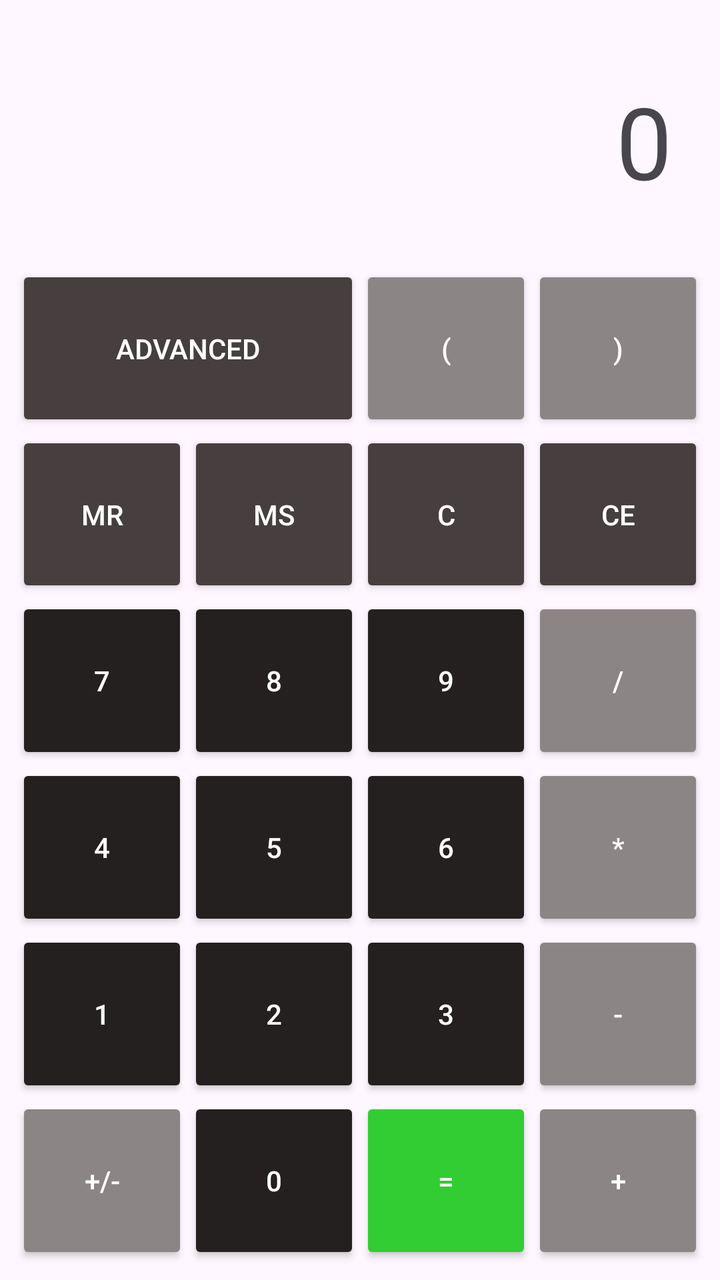
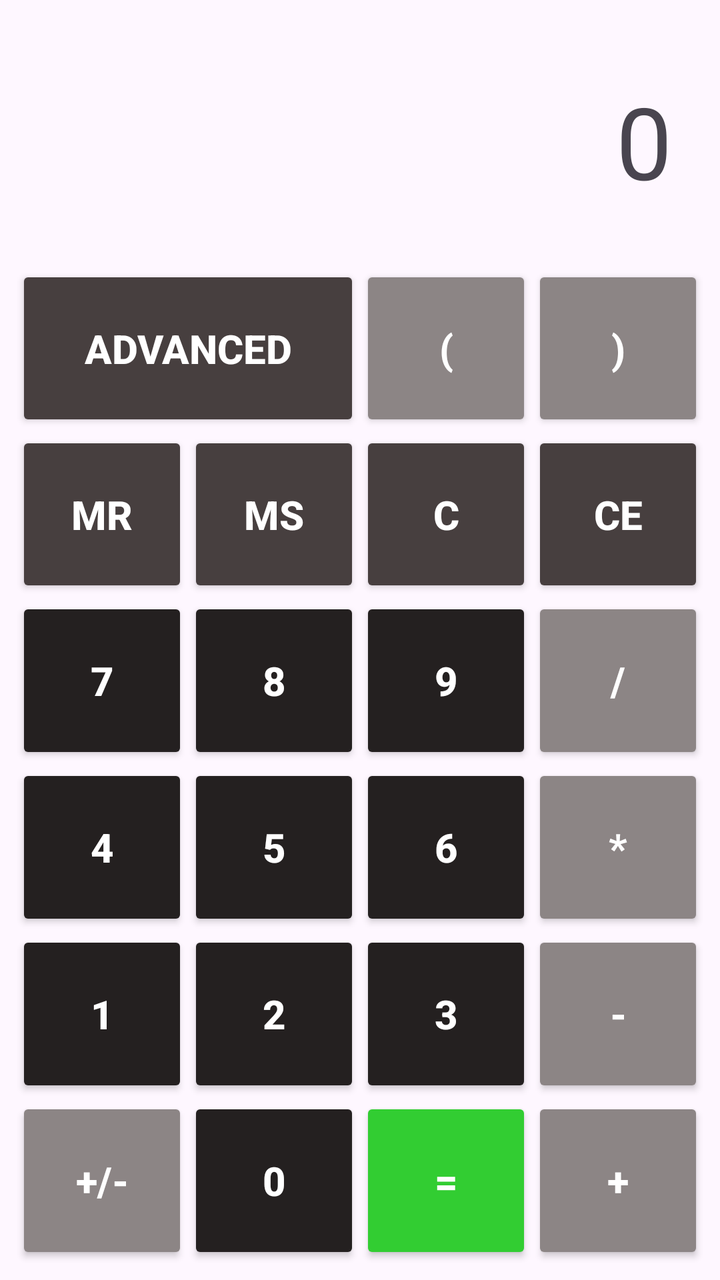

Compare the two renders of this Android layout. The source of the first and the diff that turns it into the second are given below.
<!-- AndroidManifest.xml: application theme Theme.Calculator -->
<!-- res/layout/activity_main.xml -->
<?xml version="1.0" encoding="utf-8"?>
<GridLayout
    xmlns:android="http://schemas.android.com/apk/res/android"
    android:id="@+id/main"
    android:layout_width="match_parent"
    android:layout_height="match_parent"
    android:rowCount="8"
    android:columnCount="4"
    android:padding="8dp">

    
    <TextView
        android:id="@+id/display"
        android:layout_row="0"
        android:layout_column="0"
        android:layout_columnSpan="4"
        android:layout_width="0dp"
        android:layout_height="0dp"
        android:layout_rowWeight="1.5"
        android:layout_columnWeight="1"
        android:text="0"
        android:textSize="50sp"
        android:singleLine="true"
        android:ellipsize="start"
        android:gravity="end|center_vertical"
        android:padding="16dp" />

    
    <Button
        android:id="@+id/advanced"
        android:layout_row="1"
        android:layout_column="0"
        android:layout_columnSpan="2"
        android:layout_width="0dp"
        android:layout_height="0dp"
        android:layout_rowWeight="1"
        android:layout_columnWeight="1"
        android:textColor="@android:color/white"
        android:backgroundTint="@color/operations_dark"
        android:text="ADVANCED" />

    <Button
        android:id="@+id/leftBracket"
        android:layout_row="1"
        android:layout_column="2"
        android:layout_width="0dp"
        android:layout_height="0dp"
        android:layout_rowWeight="1"
        android:layout_columnWeight="1"
        android:textColor="@android:color/white"
        android:backgroundTint="@color/operations_light"
        android:text="(" />

    <Button
        android:id="@+id/rightBracket"
        android:layout_row="1"
        android:layout_column="3"
        android:layout_width="0dp"
        android:layout_height="0dp"
        android:layout_rowWeight="1"
        android:layout_columnWeight="1"
        android:textColor="@android:color/white"
        android:backgroundTint="@color/operations_light"
        android:text=")" />

    
    <Button
        android:id="@+id/mr"
        android:layout_row="2"
        android:layout_column="0"
        android:layout_width="0dp"
        android:layout_height="0dp"
        android:layout_rowWeight="1"
        android:layout_columnWeight="1"
        android:textColor="@android:color/white"
        android:backgroundTint="@color/operations_dark"
        android:text="MR" />

    <Button
        android:id="@+id/ms"
        android:layout_row="2"
        android:layout_column="1"
        android:layout_width="0dp"
        android:layout_height="0dp"
        android:layout_rowWeight="1"
        android:layout_columnWeight="1"
        android:textColor="@android:color/white"
        android:backgroundTint="@color/operations_dark"
        android:text="MS" />

    <Button
        android:id="@+id/c"
        android:layout_row="2"
        android:layout_column="2"
        android:layout_width="0dp"
        android:layout_height="0dp"
        android:layout_rowWeight="1"
        android:layout_columnWeight="1"
        android:textColor="@android:color/white"
        android:backgroundTint="@color/operations_dark"
        android:text="C" />

    <Button
        android:id="@+id/ce"
        android:layout_row="2"
        android:layout_column="3"
        android:layout_width="0dp"
        android:layout_height="0dp"
        android:layout_rowWeight="1"
        android:layout_columnWeight="1"
        android:textColor="@android:color/white"
        android:backgroundTint="@color/operations_dark"
        android:text="CE" />

    
    <Button
        android:id="@+id/seven"
        android:layout_row="3"
        android:layout_column="0"
        android:layout_width="0dp"
        android:layout_height="0dp"
        android:layout_rowWeight="1"
        android:layout_columnWeight="1"
        android:textColor="@android:color/white"
        android:backgroundTint="@color/numbers"
        android:text="7" />

    <Button
        android:id="@+id/eight"
        android:layout_row="3"
        android:layout_column="1"
        android:layout_width="0dp"
        android:layout_height="0dp"
        android:layout_rowWeight="1"
        android:layout_columnWeight="1"
        android:textColor="@android:color/white"
        android:backgroundTint="@color/numbers"
        android:text="8" />

    <Button
        android:id="@+id/nine"
        android:layout_row="3"
        android:layout_column="2"
        android:layout_width="0dp"
        android:layout_height="0dp"
        android:layout_rowWeight="1"
        android:layout_columnWeight="1"
        android:textColor="@android:color/white"
        android:backgroundTint="@color/numbers"
        android:text="9" />

    <Button
        android:id="@+id/division"
        android:layout_row="3"
        android:layout_column="3"
        android:layout_width="0dp"
        android:layout_height="0dp"
        android:layout_rowWeight="1"
        android:layout_columnWeight="1"
        android:textColor="@android:color/white"
        android:backgroundTint="@color/operations_light"
        android:text="/" />

    
    <Button
        android:id="@+id/four"
        android:layout_row="4"
        android:layout_column="0"
        android:layout_width="0dp"
        android:layout_height="0dp"
        android:layout_rowWeight="1"
        android:layout_columnWeight="1"
        android:textColor="@android:color/white"
        android:backgroundTint="@color/numbers"
        android:text="4" />

    <Button
        android:id="@+id/five"
        android:layout_row="4"
        android:layout_column="1"
        android:layout_width="0dp"
        android:layout_height="0dp"
        android:layout_rowWeight="1"
        android:layout_columnWeight="1"
        android:textColor="@android:color/white"
        android:backgroundTint="@color/numbers"
        android:text="5" />

    <Button
        android:id="@+id/six"
        android:layout_row="4"
        android:layout_column="2"
        android:layout_width="0dp"
        android:layout_height="0dp"
        android:layout_rowWeight="1"
        android:layout_columnWeight="1"
        android:textColor="@android:color/white"
        android:backgroundTint="@color/numbers"
        android:text="6" />

    <Button
        android:id="@+id/multiply"
        android:layout_row="4"
        android:layout_column="3"
        android:layout_width="0dp"
        android:layout_height="0dp"
        android:layout_rowWeight="1"
        android:layout_columnWeight="1"
        android:textColor="@android:color/white"
        android:backgroundTint="@color/operations_light"
        android:text="*" />

    
    <Button
        android:id="@+id/one"
        android:layout_row="5"
        android:layout_column="0"
        android:layout_width="0dp"
        android:layout_height="0dp"
        android:layout_rowWeight="1"
        android:layout_columnWeight="1"
        android:textColor="@android:color/white"
        android:backgroundTint="@color/numbers"
        android:text="1" />

    <Button
        android:id="@+id/two"
        android:layout_row="5"
        android:layout_column="1"
        android:layout_width="0dp"
        android:layout_height="0dp"
        android:layout_rowWeight="1"
        android:layout_columnWeight="1"
        android:textColor="@android:color/white"
        android:backgroundTint="@color/numbers"
        android:text="2" />

    <Button
        android:id="@+id/three"
        android:layout_row="5"
        android:layout_column="2"
        android:layout_width="0dp"
        android:layout_height="0dp"
        android:layout_rowWeight="1"
        android:layout_columnWeight="1"
        android:textColor="@android:color/white"
        android:backgroundTint="@color/numbers"
        android:text="3" />

    <Button
        android:id="@+id/minus"
        android:layout_row="5"
        android:layout_column="3"
        android:layout_width="0dp"
        android:layout_height="0dp"
        android:layout_rowWeight="1"
        android:layout_columnWeight="1"
        android:textColor="@android:color/white"
        android:backgroundTint="@color/operations_light"
        android:text="-" />

    
    <Button
        android:id="@+id/pm"
        android:layout_row="6"
        android:layout_column="0"
        android:layout_width="0dp"
        android:layout_height="0dp"
        android:layout_rowWeight="1"
        android:layout_columnWeight="1"
        android:textColor="@android:color/white"
        android:backgroundTint="@color/operations_light"
        android:text="+/-" />

    <Button
        android:id="@+id/zero"
        android:layout_row="6"
        android:layout_column="1"
        android:layout_width="0dp"
        android:layout_height="0dp"
        android:layout_rowWeight="1"
        android:layout_columnWeight="1"
        android:textColor="@android:color/white"
        android:backgroundTint="@color/numbers"
        android:text="0" />

    <Button
        android:id="@+id/equal"
        android:layout_row="6"
        android:layout_column="2"
        android:layout_width="0dp"
        android:layout_height="0dp"
        android:layout_rowWeight="1"
        android:layout_columnWeight="1"
        android:textColor="@android:color/white"
        android:backgroundTint="@color/equals"
        android:text="=" />

    <Button
        android:id="@+id/plus"
        android:layout_row="6"
        android:layout_column="3"
        android:layout_width="0dp"
        android:layout_height="0dp"
        android:layout_rowWeight="1"
        android:layout_columnWeight="1"
        android:textColor="@android:color/white"
        android:backgroundTint="@color/operations_light"
        android:text="+" />

    
    <Button
        android:id="@+id/sin"
        android:layout_row="7"
        android:layout_column="0"
        android:layout_width="0dp"
        android:layout_height="0dp"
        android:layout_rowWeight="1"
        android:layout_columnWeight="1"
        android:textColor="@android:color/white"
        android:text="sin"
        android:backgroundTint="@color/operations_light"
        android:visibility="gone" />

    <Button
        android:id="@+id/cos"
        android:layout_row="7"
        android:layout_column="1"
        android:layout_width="0dp"
        android:layout_height="0dp"
        android:layout_rowWeight="1"
        android:layout_columnWeight="1"
        android:textColor="@android:color/white"
        android:text="cos"
        android:backgroundTint="@color/operations_light"
        android:visibility="gone" />

    <Button
        android:id="@+id/tan"
        android:layout_row="7"
        android:layout_column="2"
        android:layout_width="0dp"
        android:layout_height="0dp"
        android:layout_rowWeight="1"
        android:layout_columnWeight="1"
        android:textColor="@android:color/white"
        android:text="tan"
        android:backgroundTint="@color/operations_light"
        android:visibility="gone" />

    <Button
        android:id="@+id/sqrt"
        android:layout_row="7"
        android:layout_column="3"
        android:layout_width="0dp"
        android:layout_height="0dp"
        android:layout_rowWeight="1"
        android:layout_columnWeight="1"
        android:textColor="@android:color/white"
        android:text="√"
        android:backgroundTint="@color/operations_light"
        android:visibility="gone" />

</GridLayout>
<!-- resources referenced by this layout -->
<resources>
  <color name="equals">#32CD32</color>
  <color name="numbers">#242020</color>
  <color name="operations_dark">#473F3F</color>
  <color name="operations_light">#8C8585</color>
  <style name="Theme.Calculator" parent="Base.Theme.Calculator" />
  <style name="Base.Theme.Calculator" parent="Theme.Material3.DayNight.NoActionBar">
          
          
      </style>
</resources>

<!-- the commit's change to res/layout/activity_main.xml (unified diff, before → after) -->
@@ -35,6 +35,8 @@
         android:layout_height="0dp"
         android:layout_rowWeight="1"
         android:layout_columnWeight="1"
+        android:textStyle="bold"
+        android:textSize="20sp"
         android:textColor="@android:color/white"
         android:backgroundTint="@color/operations_dark"
         android:text="ADVANCED" />
@@ -47,6 +49,8 @@
         android:layout_height="0dp"
         android:layout_rowWeight="1"
         android:layout_columnWeight="1"
+        android:textStyle="bold"
+        android:textSize="20sp"
         android:textColor="@android:color/white"
         android:backgroundTint="@color/operations_light"
         android:text="(" />
@@ -59,6 +63,8 @@
         android:layout_height="0dp"
         android:layout_rowWeight="1"
         android:layout_columnWeight="1"
+        android:textStyle="bold"
+        android:textSize="20sp"
         android:textColor="@android:color/white"
         android:backgroundTint="@color/operations_light"
         android:text=")" />
@@ -72,6 +78,8 @@
         android:layout_height="0dp"
         android:layout_rowWeight="1"
         android:layout_columnWeight="1"
+        android:textStyle="bold"
+        android:textSize="20sp"
         android:textColor="@android:color/white"
         android:backgroundTint="@color/operations_dark"
         android:text="MR" />
@@ -84,6 +92,8 @@
         android:layout_height="0dp"
         android:layout_rowWeight="1"
         android:layout_columnWeight="1"
+        android:textStyle="bold"
+        android:textSize="20sp"
         android:textColor="@android:color/white"
         android:backgroundTint="@color/operations_dark"
         android:text="MS" />
@@ -96,6 +106,8 @@
         android:layout_height="0dp"
         android:layout_rowWeight="1"
         android:layout_columnWeight="1"
+        android:textStyle="bold"
+        android:textSize="20sp"
         android:textColor="@android:color/white"
         android:backgroundTint="@color/operations_dark"
         android:text="C" />
@@ -108,6 +120,8 @@
         android:layout_height="0dp"
         android:layout_rowWeight="1"
         android:layout_columnWeight="1"
+        android:textStyle="bold"
+        android:textSize="20sp"
         android:textColor="@android:color/white"
         android:backgroundTint="@color/operations_dark"
         android:text="CE" />
@@ -121,6 +135,8 @@
         android:layout_height="0dp"
         android:layout_rowWeight="1"
         android:layout_columnWeight="1"
+        android:textStyle="bold"
+        android:textSize="20sp"
         android:textColor="@android:color/white"
         android:backgroundTint="@color/numbers"
         android:text="7" />
@@ -133,6 +149,8 @@
         android:layout_height="0dp"
         android:layout_rowWeight="1"
         android:layout_columnWeight="1"
+        android:textStyle="bold"
+        android:textSize="20sp"
         android:textColor="@android:color/white"
         android:backgroundTint="@color/numbers"
         android:text="8" />
@@ -145,6 +163,8 @@
         android:layout_height="0dp"
         android:layout_rowWeight="1"
         android:layout_columnWeight="1"
+        android:textStyle="bold"
+        android:textSize="20sp"
         android:textColor="@android:color/white"
         android:backgroundTint="@color/numbers"
         android:text="9" />
@@ -157,6 +177,8 @@
         android:layout_height="0dp"
         android:layout_rowWeight="1"
         android:layout_columnWeight="1"
+        android:textStyle="bold"
+        android:textSize="20sp"
         android:textColor="@android:color/white"
         android:backgroundTint="@color/operations_light"
         android:text="/" />
@@ -170,6 +192,8 @@
         android:layout_height="0dp"
         android:layout_rowWeight="1"
         android:layout_columnWeight="1"
+        android:textStyle="bold"
+        android:textSize="20sp"
         android:textColor="@android:color/white"
         android:backgroundTint="@color/numbers"
         android:text="4" />
@@ -182,6 +206,8 @@
         android:layout_height="0dp"
         android:layout_rowWeight="1"
         android:layout_columnWeight="1"
+        android:textStyle="bold"
+        android:textSize="20sp"
         android:textColor="@android:color/white"
         android:backgroundTint="@color/numbers"
         android:text="5" />
@@ -194,6 +220,8 @@
         android:layout_height="0dp"
         android:layout_rowWeight="1"
         android:layout_columnWeight="1"
+        android:textStyle="bold"
+        android:textSize="20sp"
         android:textColor="@android:color/white"
         android:backgroundTint="@color/numbers"
         android:text="6" />
@@ -206,6 +234,8 @@
         android:layout_height="0dp"
         android:layout_rowWeight="1"
         android:layout_columnWeight="1"
+        android:textStyle="bold"
+        android:textSize="20sp"
         android:textColor="@android:color/white"
         android:backgroundTint="@color/operations_light"
         android:text="*" />
@@ -219,6 +249,8 @@
         android:layout_height="0dp"
         android:layout_rowWeight="1"
         android:layout_columnWeight="1"
+        android:textStyle="bold"
+        android:textSize="20sp"
         android:textColor="@android:color/white"
         android:backgroundTint="@color/numbers"
         android:text="1" />
@@ -231,6 +263,8 @@
         android:layout_height="0dp"
         android:layout_rowWeight="1"
         android:layout_columnWeight="1"
+        android:textStyle="bold"
+        android:textSize="20sp"
         android:textColor="@android:color/white"
         android:backgroundTint="@color/numbers"
         android:text="2" />
@@ -243,6 +277,8 @@
         android:layout_height="0dp"
         android:layout_rowWeight="1"
         android:layout_columnWeight="1"
+        android:textStyle="bold"
+        android:textSize="20sp"
         android:textColor="@android:color/white"
         android:backgroundTint="@color/numbers"
         android:text="3" />
@@ -255,6 +291,8 @@
         android:layout_height="0dp"
         android:layout_rowWeight="1"
         android:layout_columnWeight="1"
+        android:textStyle="bold"
+        android:textSize="20sp"
         android:textColor="@android:color/white"
         android:backgroundTint="@color/operations_light"
         android:text="-" />
@@ -268,6 +306,8 @@
         android:layout_height="0dp"
         android:layout_rowWeight="1"
         android:layout_columnWeight="1"
+        android:textStyle="bold"
+        android:textSize="20sp"
         android:textColor="@android:color/white"
         android:backgroundTint="@color/operations_light"
         android:text="+/-" />
@@ -280,6 +320,8 @@
         android:layout_height="0dp"
         android:layout_rowWeight="1"
         android:layout_columnWeight="1"
+        android:textStyle="bold"
+        android:textSize="20sp"
         android:textColor="@android:color/white"
         android:backgroundTint="@color/numbers"
         android:text="0" />
@@ -292,6 +334,8 @@
         android:layout_height="0dp"
         android:layout_rowWeight="1"
         android:layout_columnWeight="1"
+        android:textStyle="bold"
+        android:textSize="20sp"
         android:textColor="@android:color/white"
         android:backgroundTint="@color/equals"
         android:text="=" />
@@ -304,6 +348,8 @@
         android:layout_height="0dp"
         android:layout_rowWeight="1"
         android:layout_columnWeight="1"
+        android:textStyle="bold"
+        android:textSize="20sp"
         android:textColor="@android:color/white"
         android:backgroundTint="@color/operations_light"
         android:text="+" />
@@ -317,6 +363,8 @@
         android:layout_height="0dp"
         android:layout_rowWeight="1"
         android:layout_columnWeight="1"
+        android:textStyle="bold"
+        android:textSize="20sp"
         android:textColor="@android:color/white"
         android:text="sin"
         android:backgroundTint="@color/operations_light"
@@ -330,6 +378,8 @@
         android:layout_height="0dp"
         android:layout_rowWeight="1"
         android:layout_columnWeight="1"
+        android:textStyle="bold"
+        android:textSize="20sp"
         android:textColor="@android:color/white"
         android:text="cos"
         android:backgroundTint="@color/operations_light"
@@ -343,6 +393,8 @@
         android:layout_height="0dp"
         android:layout_rowWeight="1"
         android:layout_columnWeight="1"
+        android:textStyle="bold"
+        android:textSize="20sp"
         android:textColor="@android:color/white"
         android:text="tan"
         android:backgroundTint="@color/operations_light"
@@ -356,6 +408,8 @@
         android:layout_height="0dp"
         android:layout_rowWeight="1"
         android:layout_columnWeight="1"
+        android:textStyle="bold"
+        android:textSize="20sp"
         android:textColor="@android:color/white"
         android:text="√"
         android:backgroundTint="@color/operations_light"
